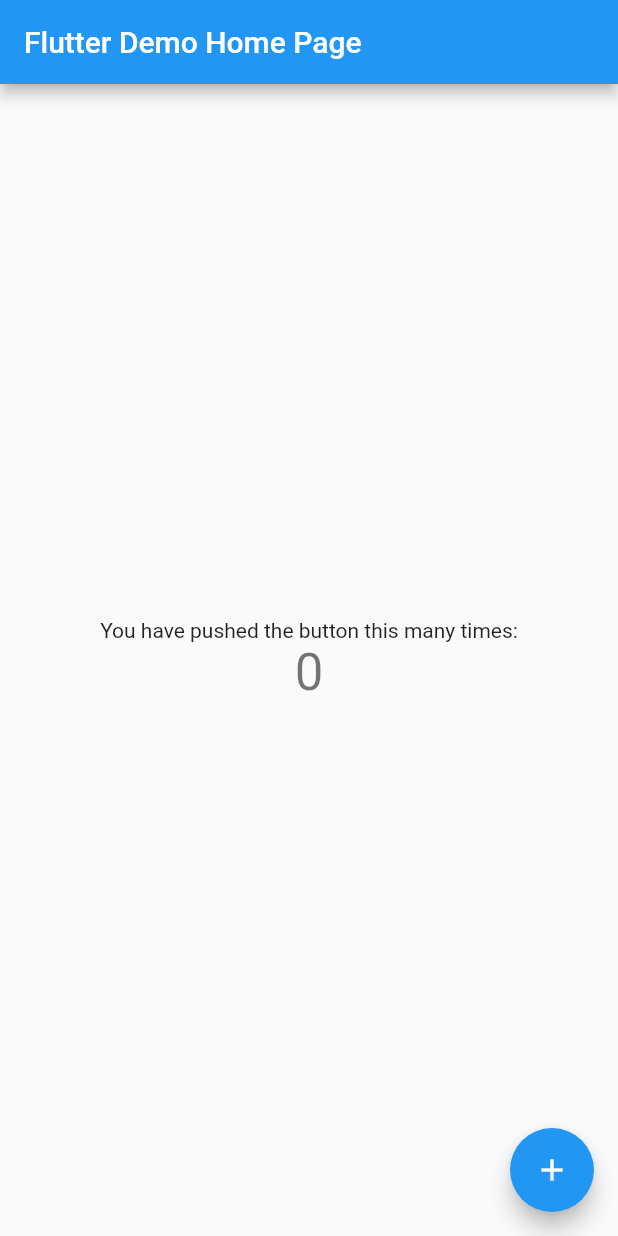
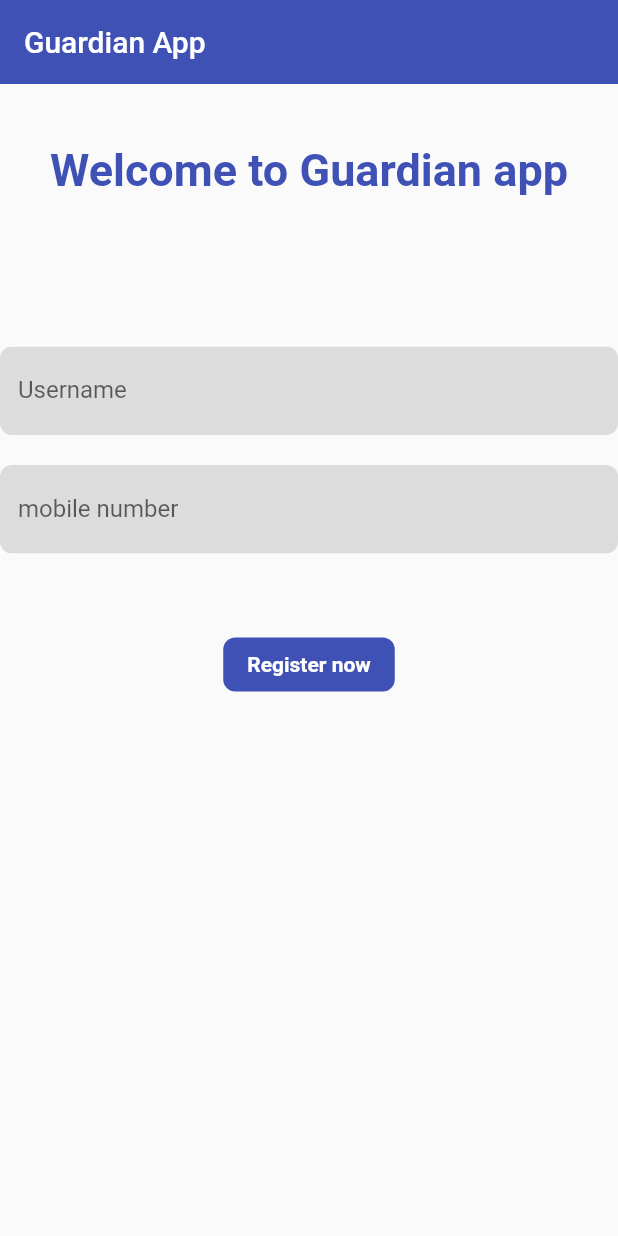
Before and after one commit to chamodi08jaya/Guardian-App, a Flutter app: the screen it shows after launch, on a phone screen of 412 x 824 dp. Run offline on Flutter 3.47's test engine with Material 2 defaults, Android fonts, the phone set to English and light mode, and no system bars; our stand-ins replace pin_input_text_field; Roboto replaces fonts that are missing (RobotoMono).

Commit message:
Main screen UI with OTP confirmation code

```diff
--- /dev/null
+++ b/flutter_app/lib/Screens/main_screen.dart
@@ -0,0 +1,107 @@
+import 'package:flutter/material.dart';
+import 'package:flutter_app/Widgets/label_text_form_field.dart';
+import 'package:pin_input_text_field/pin_input_text_field.dart';
+
+class MainScreen extends StatefulWidget {
+  @override
+  _MainScreenState createState() => _MainScreenState();
+}
+
+class _MainScreenState extends State<MainScreen> {
+  @override
+  Widget build(BuildContext context) {
+    return Scaffold(
+      resizeToAvoidBottomPadding: false,
+      body: _mainBody(),
+    );
+  }
+
+  Widget _otpLogin(){
+    return AlertDialog(
+      title: Text("OTP confirmation"),
+      content: SingleChildScrollView(
+        child: ListBody(
+          children: <Widget>[
+            PinInputTextField(
+          pinLength: 4,
+          autoFocus: true,
+          textInputAction: TextInputAction.go,
+          onSubmit: (pin) {
+            debugPrint('submit pin:$pin');
+          },
+        )
+          ],
+        ),
+      ),
+      actions: <Widget>[
+        FlatButton(
+          child: Text("Submit"),
+          color: Colors.indigo,
+          shape: RoundedRectangleBorder(
+            borderRadius: BorderRadius.circular(8),
+          ),
+          onPressed: (){},
+        )
+      ],
+    );
+  }
+
+  Widget _mainBody() {
+    return Column(
+      children: <Widget>[
+        AppBar(
+          title: Text("Guardian App"),
+          backgroundColor: Colors.indigo,
+          elevation: 0,
+        ),
+        SizedBox(height: 40),
+        Text(
+          "Welcome to Guardian app",
+          style: TextStyle(
+              color: Colors.indigo,
+              fontSize: 30,
+              fontWeight: FontWeight.bold,
+              fontFamily: "RobotoMono"),
+        ),
+        SizedBox(
+          height: 100,
+        ),
+        LabelTextField(
+          hintText: "Enter username",
+          labelText: "Username",
+        ),
+        SizedBox(
+          height: 20,
+        ),
+        LabelTextField(
+          hintText: "Enter mobile number",
+          labelText: "mobile number",
+          keyboardType: TextInputType.number,
+        ),
+        SizedBox(
+          height: 50,
+        ),
+        Center(
+          child: FlatButton(
+            child: Text(
+              "Register now",
+              style:
+                  TextStyle(color: Colors.white, fontWeight: FontWeight.bold),
+            ),
+            onPressed: () {
+              showDialog(
+                context: context,
+                builder: (BuildContext context){
+                  return _otpLogin();
+                }
+              );
+            },
+            color: Colors.indigo,
+            shape:
+                RoundedRectangleBorder(borderRadius: BorderRadius.circular(8)),
+          ),
+        )
+      ],
+    );
+  }
+}
--- /dev/null
+++ b/flutter_app/lib/Widgets/label_text_form_field.dart
@@ -0,0 +1,58 @@
+import 'package:flutter/material.dart';
+
+class LabelTextField extends StatelessWidget {
+  final String hintText;
+  final String labelText;
+  final bool isObscure;
+  final String controller;
+  final TextCapitalization textCapitalization;
+  final TextInputType keyboardType;
+  final validator;
+  final onSaved;
+  final textEditingController;
+  final Function onTap;
+  final IconButton iconButton;
+  final Icon icon;
+  LabelTextField({
+    this.hintText,
+    this.isObscure = false,
+    this.textCapitalization = TextCapitalization.none,
+    this.keyboardType = TextInputType.text,
+    this.labelText,
+    this.validator,
+    this.onSaved,
+    this.controller,
+    this.textEditingController,
+    this.icon,
+    this.onTap,
+    this.iconButton,
+
+  });
+
+  @override
+  Widget build(BuildContext context) {
+    return ClipRRect(
+      borderRadius: BorderRadius.circular(8),
+      child: TextFormField(
+        decoration: new InputDecoration(
+          hintText: hintText,
+          labelText: labelText,
+          filled: true,
+          fillColor: Colors.black12,
+          border: InputBorder.none,
+          icon: icon,
+          // alignLabelWithHint: true,
+          hoverColor: Colors.indigo
+
+        ),
+        controller: textEditingController,
+        textCapitalization: textCapitalization,
+        keyboardType: keyboardType,
+        obscureText: isObscure,
+        validator: validator,
+        onSaved: onSaved,
+        onTap: onTap,
+      ),
+    );
+  }
+}
--- a/flutter_app/lib/main.dart
+++ b/flutter_app/lib/main.dart
@@ -1,111 +1,14 @@
 import 'package:flutter/material.dart';
+import 'Screens/main_screen.dart';
 
-void main() => runApp(MyApp());
-
-class MyApp extends StatelessWidget {
-  // This widget is the root of your application.
-  @override
-  Widget build(BuildContext context) {
-    return MaterialApp(
-      title: 'Flutter Demo',
-      theme: ThemeData(
-        // This is the theme of your application.
-        //
-        // Try running your application with "flutter run". You'll see the
-        // application has a blue toolbar. Then, without quitting the app, try
-        // changing the primarySwatch below to Colors.green and then invoke
-        // "hot reload" (press "r" in the console where you ran "flutter run",
-        // or simply save your changes to "hot reload" in a Flutter IDE).
-        // Notice that the counter didn't reset back to zero; the application
-        // is not restarted.
-        primarySwatch: Colors.blue,
-      ),
-      home: MyHomePage(title: 'Flutter Demo Home Page'),
-    );
-  }
+void main() {
+  runApp(MaterialApp(
+     title: "Tourist 2 Townie",
+    theme: ThemeData(
+        primaryColor: Colors.black,
+        primarySwatch: Colors.amber),
+    debugShowCheckedModeBanner: false,
+    showPerformanceOverlay: false,
+    home: MainScreen(),
+  ));
 }
-
-class MyHomePage extends StatefulWidget {
-  MyHomePage({Key key, this.title}) : super(key: key);
-
-  // This widget is the home page of your application. It is stateful, meaning
-  // that it has a State object (defined below) that contains fields that affect
-  // how it looks.
-
-  // This class is the configuration for the state. It holds the values (in this
-  // case the title) provided by the parent (in this case the App widget) and
-  // used by the build method of the State. Fields in a Widget subclass are
-  // always marked "final".
-
-  final String title;
-
-  @override
-  _MyHomePageState createState() => _MyHomePageState();
-}
-
-class _MyHomePageState extends State<MyHomePage> {
-  int _counter = 0;
-
-  void _incrementCounter() {
-    setState(() {
-      // This call to setState tells the Flutter framework that something has
-      // changed in this State, which causes it to rerun the build method below
-      // so that the display can reflect the updated values. If we changed
-      // _counter without calling setState(), then the build method would not be
-      // called again, and so nothing would appear to happen.
-      _counter++;
-    });
-  }
-
-  @override
-  Widget build(BuildContext context) {
-    // This method is rerun every time setState is called, for instance as done
-    // by the _incrementCounter method above.
-    //
-    // The Flutter framework has been optimized to make rerunning build methods
-    // fast, so that you can just rebuild anything that needs updating rather
-    // than having to individually change instances of widgets.
-    return Scaffold(
-      appBar: AppBar(
-        // Here we take the value from the MyHomePage object that was created by
-        // the App.build method, and use it to set our appbar title.
-        title: Text(widget.title),
-      ),
-      body: Center(
-        // Center is a layout widget. It takes a single child and positions it
-        // in the middle of the parent.
-        child: Column(
-          // Column is also a layout widget. It takes a list of children and
-          // arranges them vertically. By default, it sizes itself to fit its
-          // children horizontally, and tries to be as tall as its parent.
-          //
-          // Invoke "debug painting" (press "p" in the console, choose the
-          // "Toggle Debug Paint" action from the Flutter Inspector in Android
-          // Studio, or the "Toggle Debug Paint" command in Visual Studio Code)
-          // to see the wireframe for each widget.
-          //
-          // Column has various properties to control how it sizes itself and
-          // how it positions its children. Here we use mainAxisAlignment to
-          // center the children vertically; the main axis here is the vertical
-          // axis because Columns are vertical (the cross axis would be
-          // horizontal).
-          mainAxisAlignment: MainAxisAlignment.center,
-          children: <Widget>[
-            Text(
-              'You have pushed the button this many times:',
-            ),
-            Text(
-              '$_counter',
-              style: Theme.of(context).textTheme.display1,
-            ),
-          ],
-        ),
-      ),
-      floatingActionButton: FloatingActionButton(
-        onPressed: _incrementCounter,
-        tooltip: 'Increment',
-        child: Icon(Icons.add),
-      ), // This trailing comma makes auto-formatting nicer for build methods.
-    );
-  }
-}
--- a/flutter_app/pubspec.yaml
+++ b/flutter_app/pubspec.yaml
@@ -23,6 +23,8 @@ dependencies:
   # The following adds the Cupertino Icons font to your application.
   # Use with the CupertinoIcons class for iOS style icons.
   cupertino_icons: ^0.1.2
+  pin_input_text_field:
+
 
 dev_dependencies:
   flutter_test:
```
Also changed, not shown: flutter_app/pubspec.lock, 1 other file.
